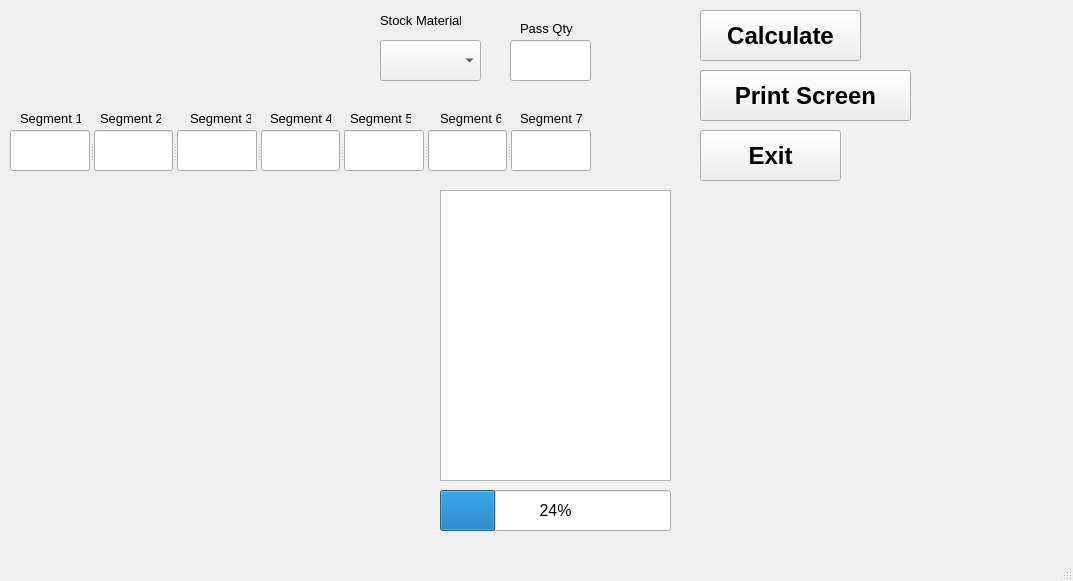
Before: the Qt Designer form main_window.ui in mattlitz/weld-mvmt-prediction, drawn with Qt 5.
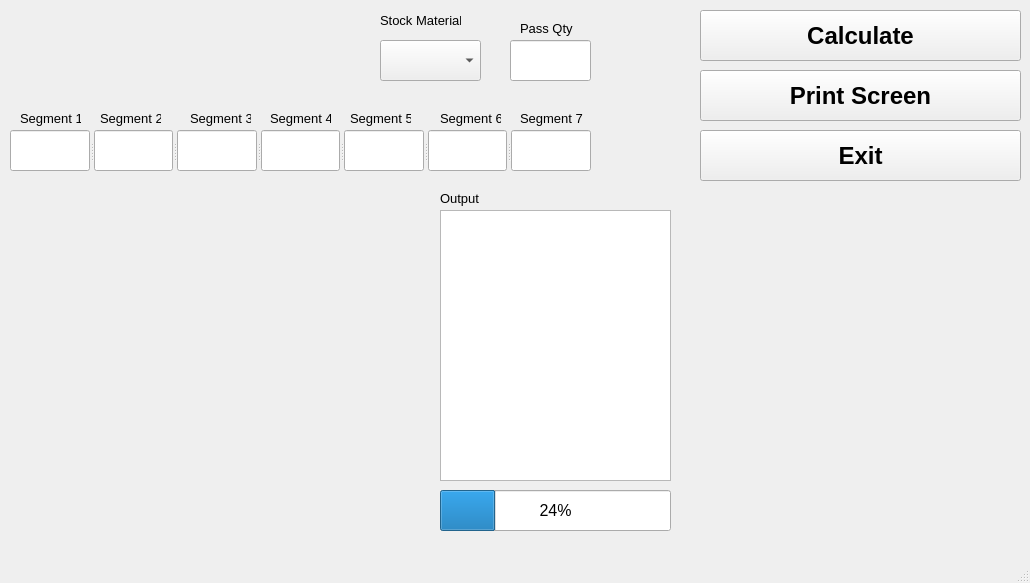
After: the same form once the commit is applied. Icons and pictures are not drawn. Custom widgets are drawn as their Qt base class.

```diff
--- a/main_window.ui
+++ b/main_window.ui
@@ -6,8 +6,8 @@
    <rect>
     <x>0</x>
     <y>0</y>
-    <width>1073</width>
-    <height>581</height>
+    <width>1030</width>
+    <height>583</height>
    </rect>
   </property>
   <property name="windowTitle">
@@ -19,7 +19,7 @@
      <rect>
       <x>700</x>
       <y>10</y>
-      <width>161</width>
+      <width>321</width>
       <height>51</height>
      </rect>
     </property>
@@ -39,7 +39,7 @@
      <rect>
       <x>700</x>
       <y>70</y>
-      <width>211</width>
+      <width>321</width>
       <height>51</height>
      </rect>
     </property>
@@ -138,7 +138,7 @@
      <rect>
       <x>700</x>
       <y>130</y>
-      <width>141</width>
+      <width>321</width>
       <height>51</height>
      </rect>
     </property>
@@ -190,9 +190,9 @@
     <property name="geometry">
      <rect>
       <x>440</x>
-      <y>190</y>
+      <y>210</y>
       <width>231</width>
-      <height>291</height>
+      <height>271</height>
      </rect>
     </property>
     <property name="font">
@@ -376,8 +376,8 @@
      <rect>
       <x>690</x>
       <y>280</y>
-      <width>341</width>
-      <height>131</height>
+      <width>331</width>
+      <height>121</height>
      </rect>
     </property>
     <property name="styleSheet">
@@ -386,6 +386,9 @@
     <property name="text">
      <string/>
     </property>
+    <property name="textFormat">
+     <enum>Qt::PlainText</enum>
+    </property>
     <property name="pixmap">
      <pixmap resource="detail.qrc">:/model/model.png</pixmap>
     </property>
@@ -393,6 +396,24 @@
      <bool>true</bool>
     </property>
    </widget>
+   <widget class="QLabel" name="label_11">
+    <property name="geometry">
+     <rect>
+      <x>440</x>
+      <y>190</y>
+      <width>71</width>
+      <height>16</height>
+     </rect>
+    </property>
+    <property name="font">
+     <font>
+      <pointsize>10</pointsize>
+     </font>
+    </property>
+    <property name="text">
+     <string>Output</string>
+    </property>
+   </widget>
   </widget>
   <widget class="QMenuBar" name="menubar">
    <property name="geometry">
```
Left out of the diff: 2 changed lines with no effect on the pictures.
